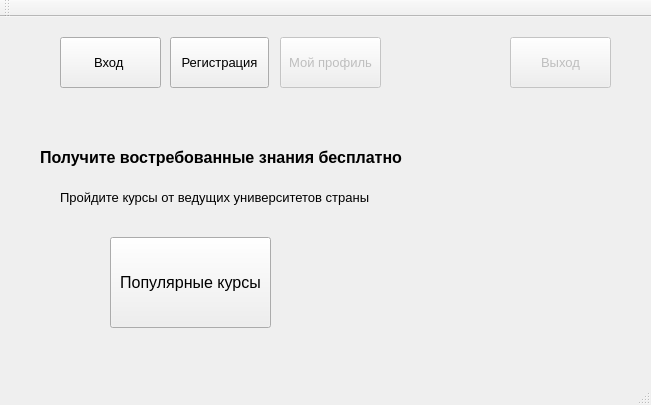
Qt form mainwindow.ui (Faridik/Courses) before a commit.
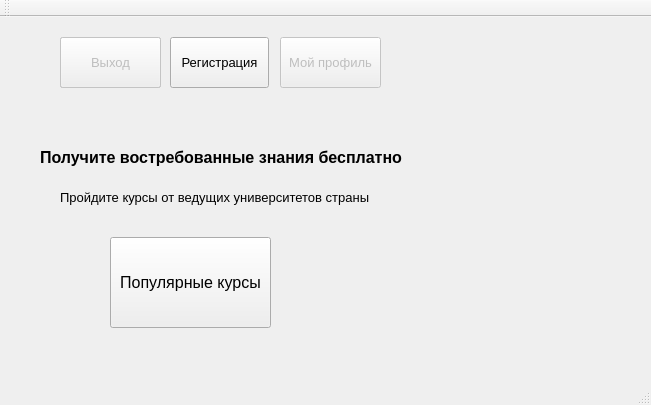
The same form after that commit.

What changed in the file:
```diff
--- a/mainwindow.ui
+++ b/mainwindow.ui
@@ -140,7 +140,7 @@
     </property>
     <property name="geometry">
      <rect>
-      <x>510</x>
+      <x>60</x>
       <y>20</y>
       <width>101</width>
       <height>51</height>
@@ -154,6 +154,18 @@
     <property name="text">
      <string>Выход</string>
     </property>
+    <property name="checkable">
+     <bool>false</bool>
+    </property>
+    <property name="autoRepeat">
+     <bool>false</bool>
+    </property>
+    <property name="autoDefault">
+     <bool>false</bool>
+    </property>
+    <property name="default">
+     <bool>false</bool>
+    </property>
     <property name="flat">
      <bool>false</bool>
     </property>
```
Left out of the diff: 2 changed lines with no effect on the pictures.
